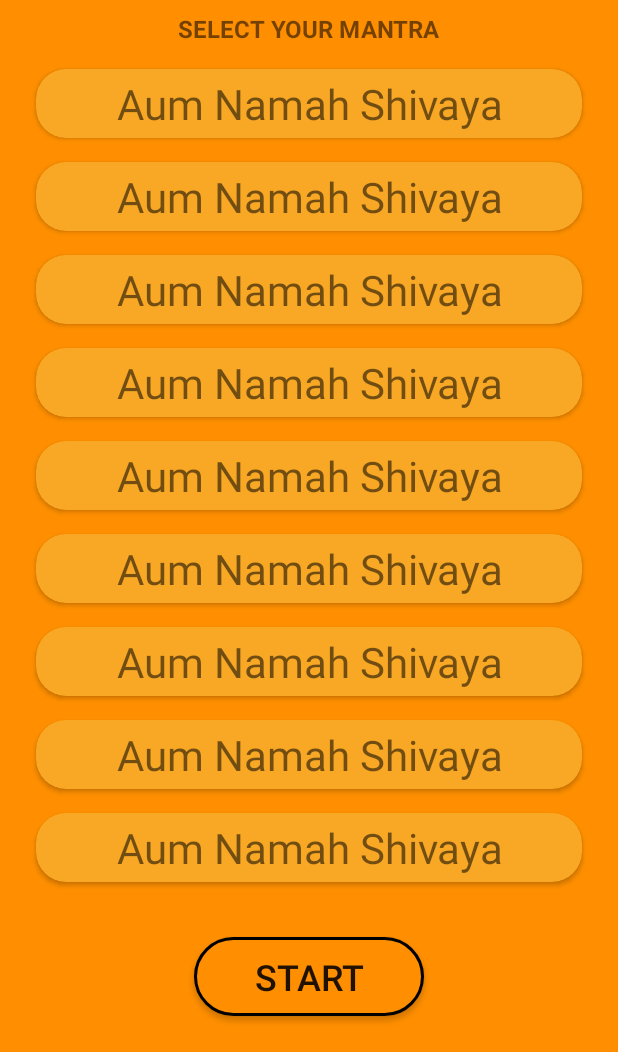
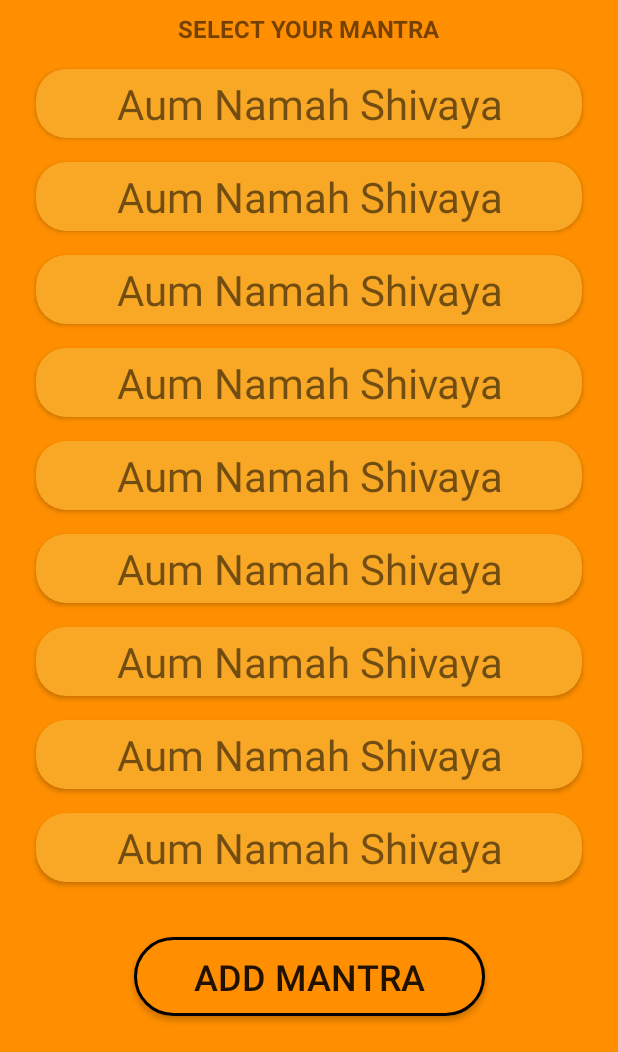
Before and after one commit to AtriTripathi/Chants-Journal, an Android app: the screen it shows after launch (MainActivity), on a phone screen of 412 x 824 dp, the part 184-1236 px from its top. Run offline under Robolectric (Android 15) with nearby library versions, the phone set to English and light mode, and no system bars.

Commit message:
Minor edits to Add New Fragment

```diff
--- a/app/build.gradle
+++ b/app/build.gradle
@@ -22,6 +22,7 @@ dependencies {
     implementation fileTree(dir: 'libs', include: ['*.jar'])
     implementation 'com.android.support:appcompat-v7:28.0.0-rc02'
     implementation 'com.android.support.constraint:constraint-layout:1.1.2'
+    implementation 'com.android.support:support-v4:28.0.0-rc02'
     testImplementation 'junit:junit:4.12'
     androidTestImplementation 'com.android.support.test:runner:1.0.2'
     androidTestImplementation 'com.android.support.test.espresso:espresso-core:3.0.2'
--- a/app/src/main/AndroidManifest.xml
+++ b/app/src/main/AndroidManifest.xml
@@ -8,7 +8,7 @@
         android:label="@string/app_name"
         android:roundIcon="@mipmap/ic_launcher_round"
         android:supportsRtl="true"
-        android:theme="@style/AppTheme">
+        android:theme="@style/MainTheme">
         <activity android:name=".MainActivity">
             <intent-filter>
                 <action android:name="android.intent.action.MAIN" />
--- a/app/src/main/java/com/atritripathi/chantsjournal/MainActivity.java
+++ b/app/src/main/java/com/atritripathi/chantsjournal/MainActivity.java
@@ -1,13 +1,21 @@
 package com.atritripathi.chantsjournal;
 
 import android.os.Bundle;
+import android.support.v4.app.FragmentTransaction;
 import android.support.v7.app.AppCompatActivity;
 import android.support.v7.widget.LinearLayoutManager;
 import android.support.v7.widget.RecyclerView;
+import android.util.Log;
+import android.view.View;
+import android.widget.Button;
 
 import java.util.ArrayList;
 
 public class MainActivity extends AppCompatActivity {
+    private final static String LOG_TAG = "MainActivity";
+
+    private final static String MANTRA_FRAGMENT_TAG = "New Mantra Entry";
+
     private RecyclerView mRecyclerView;
     private ArrayList<String> mMantraList;
 
@@ -37,5 +45,34 @@ public class MainActivity extends AppCompatActivity {
         mRecyclerView.setHasFixedSize(false);
         mRecyclerView.setLayoutManager(new LinearLayoutManager(this));
         mRecyclerView.setAdapter(new MantraAdapter(mMantraList));
+
+
+        Button addMantraButton = findViewById(R.id.add_mantra_button);
+        addMantraButton.setOnClickListener(new View.OnClickListener() {
+            @Override
+            public void onClick(View v) {
+
+                FragmentTransaction fragmentTransaction = getSupportFragmentManager().beginTransaction();
+                fragmentTransaction.add(R.id.mantra_frag_placeholder,new MantraFragment(),MANTRA_FRAGMENT_TAG);
+                fragmentTransaction.commit();
+                Log.v(LOG_TAG, "onClick completed successfully");
+
+            }
+        });
+
+        final MantraFragment.OnMantraEnteredListener mantraEnteredListener = new MantraFragment.OnMantraEnteredListener() {
+            @Override
+            public void onMantraEntered(String mantra) {
+                //Toast.makeText(MainActivity.this,"Done",Toast.LENGTH_SHORT).show();
+            }
+        };
+
+
+        mantraEnteredListener.onMantraEntered("Aum");
+
     }
+
+
+
+
 }
--- a/app/src/main/res/layout/activity_main.xml
+++ b/app/src/main/res/layout/activity_main.xml
@@ -78,7 +78,7 @@
         app:layout_constraintVertical_bias="0.0" />
 
     <Button
-        android:id="@+id/button"
+        android:id="@+id/add_mantra_button"
         android:layout_width="wrap_content"
         android:layout_height="wrap_content"
         android:layout_marginBottom="24dp"
@@ -92,7 +92,7 @@
         android:paddingLeft="40dp"
         android:paddingRight="40dp"
         android:paddingTop="10dp"
-        android:text="Start"
+        android:text="Add mantra"
         android:textAlignment="center"
         android:textSize="24sp"
         app:layout_constraintBottom_toBottomOf="parent"
@@ -114,7 +114,7 @@
         android:textAllCaps="true"
         android:textSize="16sp"
         android:textStyle="bold"
-        app:layout_constraintBottom_toTopOf="@+id/button"
+        app:layout_constraintBottom_toTopOf="@+id/add_mantra_button"
         app:layout_constraintEnd_toEndOf="parent"
         app:layout_constraintStart_toStartOf="parent"
         app:layout_constraintTop_toBottomOf="@+id/divider3"
@@ -130,10 +130,15 @@
         android:layout_marginRight="8dp"
         android:layout_marginStart="8dp"
         android:layout_marginTop="8dp"
-        app:layout_constraintBottom_toTopOf="@+id/button"
+        app:layout_constraintBottom_toTopOf="@+id/add_mantra_button"
         app:layout_constraintEnd_toEndOf="parent"
         app:layout_constraintStart_toStartOf="parent"
         app:layout_constraintTop_toBottomOf="@+id/textView2"
         app:layout_constraintVertical_chainStyle="packed" />
 
+    <FrameLayout
+        android:id="@+id/mantra_frag_placeholder"
+        android:layout_width="match_parent"
+        android:layout_height="match_parent"/>
+
 </android.support.constraint.ConstraintLayout>
--- a/app/src/main/res/values/strings.xml
+++ b/app/src/main/res/values/strings.xml
@@ -1,3 +1,8 @@
 <resources>
     <string name="app_name">Chants Journal</string>
+
+    <style name="new_mantra">Enter new mantra</style>
+
+    <!-- TODO: Remove or change this placeholder text -->
+    <string name="hello_blank_fragment">Hello blank fragment</string>
 </resources>
```
Also changed, not shown: app/src/main/java/com/atritripathi/chantsjournal/MantraFragment.java (added, +127 -0 lines), app/src/main/res/layout/fragment_mantra.xml (added, +49 -0 lines), app/src/main/res/values/styles.xml (+11 -1 lines).
